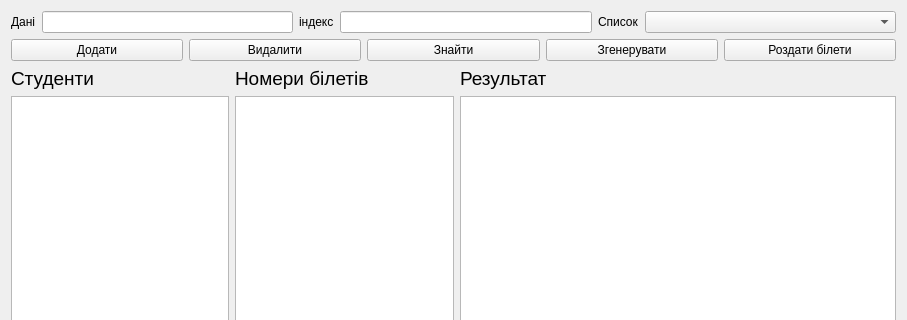
Old version of the form main.ui in the repository gigsoll/gigsoll-circular-linked-list-qt; both pictures show x 0 to 907 and y 0 to 320 of the 907 by 506 pixel window.
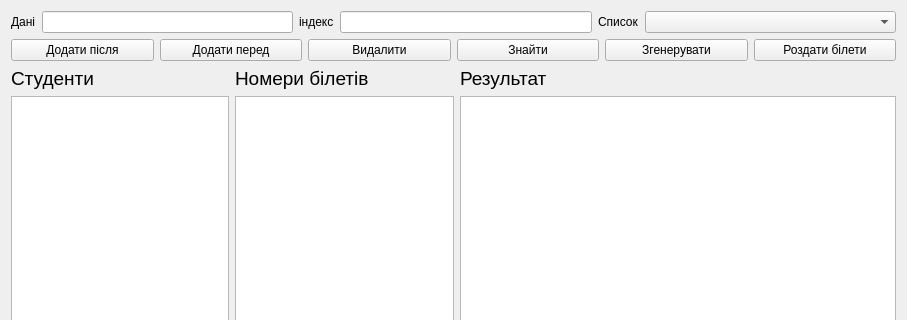
New version of the form.

What changed in the file:
```diff
--- a/main.ui
+++ b/main.ui
@@ -55,7 +55,14 @@
        <item>
         <widget class="QPushButton" name="pbAdd">
          <property name="text">
-          <string>Додати</string>
+          <string>Додати після</string>
+         </property>
+        </widget>
+       </item>
+       <item>
+        <widget class="QPushButton" name="pbAddBefore">
+         <property name="text">
+          <string>Додати перед</string>
          </property>
         </widget>
        </item>
```
Left out of the diff: 2 changed lines with no effect on the pictures.
